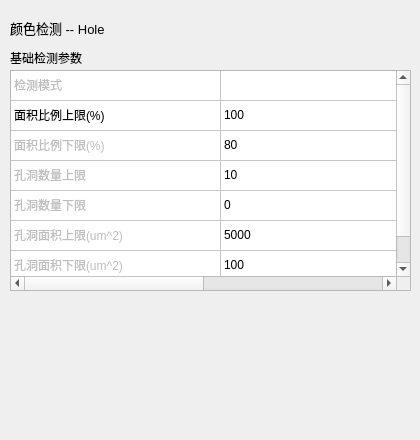
Above: VisionDetect/InspVoidWidget.ui from chuandongxu/AOI before the change. Below: the same form after it.
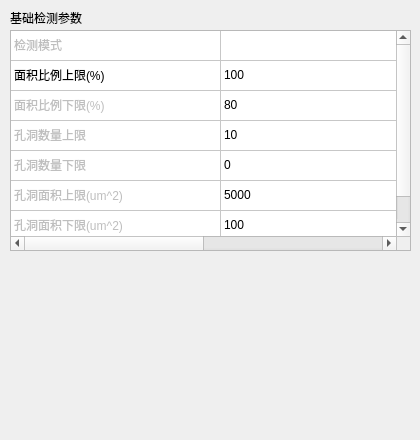
That is the form after the change.

```diff
--- a/VisionDetect/InspVoidWidget.ui
+++ b/VisionDetect/InspVoidWidget.ui
@@ -17,7 +17,7 @@
    <property name="geometry">
     <rect>
      <x>10</x>
-     <y>70</y>
+     <y>30</y>
      <width>401</width>
      <height>221</height>
     </rect>
@@ -136,29 +136,11 @@
     </property>
    </item>
   </widget>
-  <widget class="QLabel" name="labelTitle">
-   <property name="geometry">
-    <rect>
-     <x>10</x>
-     <y>20</y>
-     <width>141</width>
-     <height>16</height>
-    </rect>
-   </property>
-   <property name="font">
-    <font>
-     <pointsize>10</pointsize>
-    </font>
-   </property>
-   <property name="text">
-    <string>颜色检测 -- Hole</string>
-   </property>
-  </widget>
   <widget class="QLabel" name="labelBasicParameter">
    <property name="geometry">
     <rect>
      <x>10</x>
-     <y>50</y>
+     <y>10</y>
      <width>81</width>
      <height>16</height>
     </rect>
```
